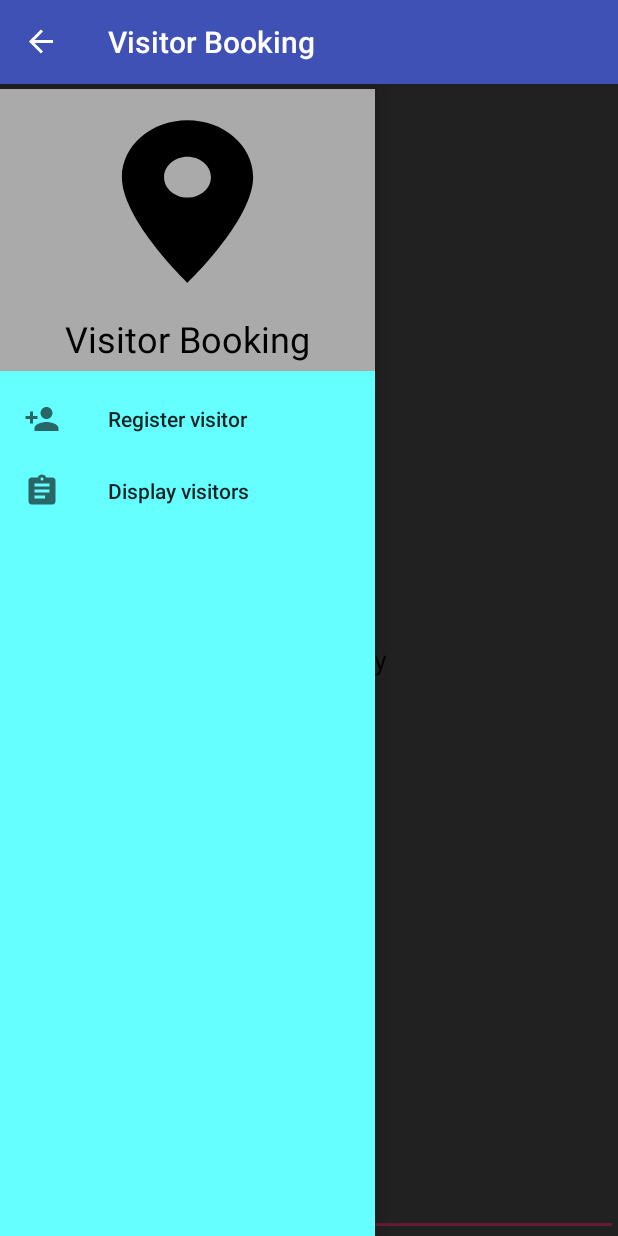
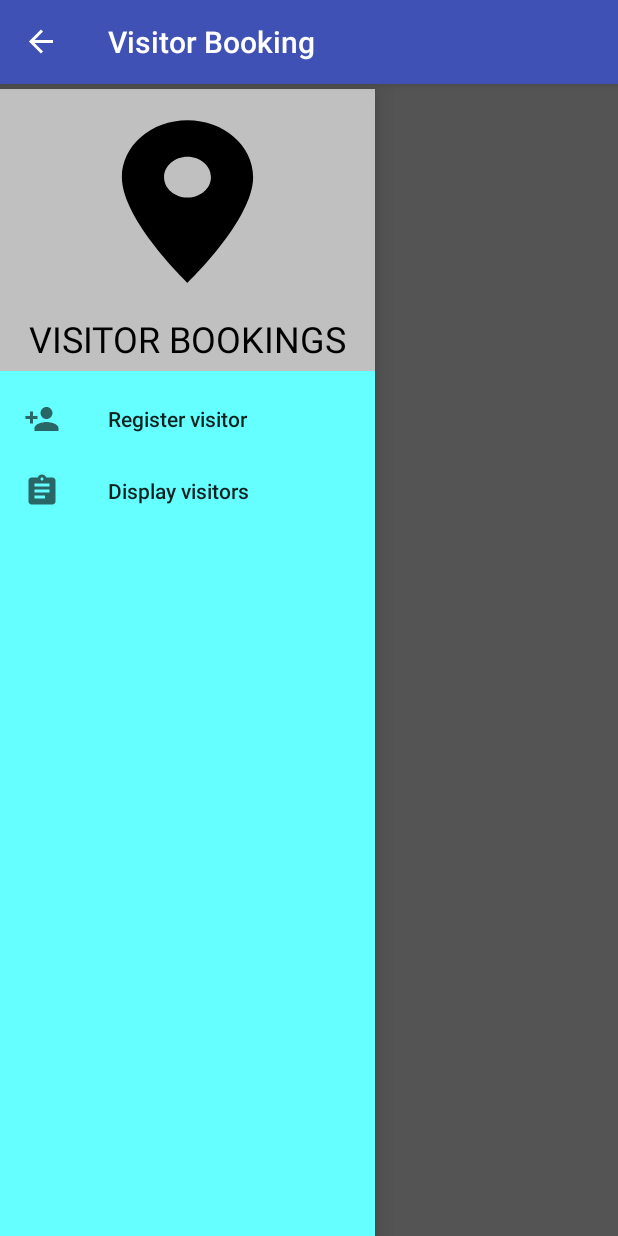
Before and after one commit to BaneleMlamleli/VisitorBooking, an Android app: the screen it shows after launch (MainActivity), with the side drawer open, on a phone screen of 412 x 824 dp. Run offline under Robolectric (Android 15) with nearby library versions, the phone set to English and light mode, and no system bars.

Commit message:
Matched code with  the CPUT App code

```diff
--- a/app/src/main/res/layout/activity_main.xml
+++ b/app/src/main/res/layout/activity_main.xml
@@ -5,6 +5,7 @@
     android:id="@+id/drawerLayout"
     android:layout_width="match_parent"
     android:layout_height="match_parent"
+    android:fitsSystemWindows="false"
     android:orientation="vertical"
     tools:context="com.example.shaun.visitorbooking.MainActivity">
 
@@ -24,10 +25,4 @@
         android:id="@+id/nav_view"
         app:headerLayout="@layout/navigation_header"
         app:menu="@menu/navigation_menu"></android.support.design.widget.NavigationView>
-
-    <EditText
-        android:layout_width="match_parent"
-        android:layout_height="wrap_content"
-        android:text="Main activity"
-        android:gravity="center" />
 </android.support.v4.widget.DrawerLayout>
--- a/app/src/main/res/layout/navigation_header.xml
+++ b/app/src/main/res/layout/navigation_header.xml
@@ -1,12 +1,13 @@
 <?xml version="1.0" encoding="utf-8"?>
 <LinearLayout xmlns:android="http://schemas.android.com/apk/res/android"
+    android:orientation="vertical"
     android:layout_width="match_parent"
     android:layout_height="wrap_content"
-    android:background="@android:color/darker_gray"
     android:gravity="center"
-    android:orientation="vertical">
+    android:background="#C0C0C0">
 
     <ImageView
+        android:contentDescription="map pointer"
         android:layout_width="150dp"
         android:layout_height="130dp"
         android:layout_marginBottom="10dp"
@@ -18,8 +19,7 @@
         android:layout_width="match_parent"
         android:layout_height="wrap_content"
         android:layout_marginBottom="5dp"
-        android:elevation="@android:dimen/thumbnail_width"
-        android:text="Visitor Booking"
+        android:text="@string/visitor_bookings"
         android:textAlignment="center"
         android:textColor="@android:color/black"
         android:textSize="24sp"
--- a/app/src/main/res/menu/navigation_menu.xml
+++ b/app/src/main/res/menu/navigation_menu.xml
@@ -4,10 +4,10 @@
     <item
         android:id="@+id/registerVisitor"
         android:icon="@drawable/ic_person_add_black_24dp"
-        android:title="Register visitor"></item>
+        android:title="@string/register_visitor"></item>
 
     <item
         android:id="@+id/displayVisitors"
         android:icon="@drawable/ic_assignment_black_24dp"
-        android:title="Display visitors"></item>
+        android:title="@string/display_visitors"></item>
 </menu>
--- a/app/src/main/res/values/strings.xml
+++ b/app/src/main/res/values/strings.xml
@@ -2,4 +2,7 @@
     <string name="app_name">Visitor Booking</string>
     <string name="close">Close</string>
     <string name="open">Open</string>
+    <string name="visitor_bookings">VISITOR BOOKINGS</string>
+    <string name="register_visitor">Register visitor</string>
+    <string name="display_visitors">Display visitors</string>
 </resources>
```
Also changed, not shown: app/src/main/java/com/example/shaun/visitorbooking/MainActivity.java (+13 -9 lines).
